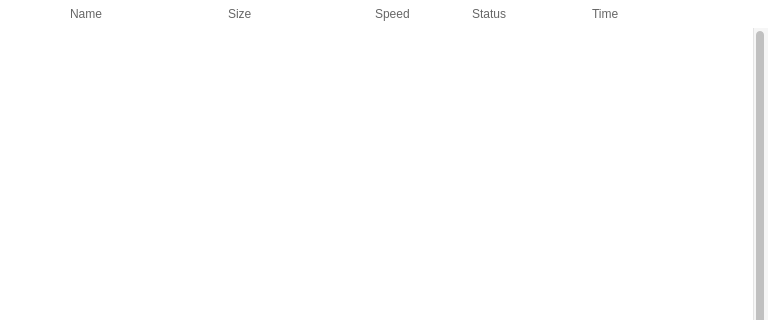
Before: the Qt Designer form src/MEGASync/gui/linux/TransfersWidget.ui in meganz/MEGAsync, drawn with Qt 5; both pictures show x 0 to 768 and y 0 to 320 of the 768 by 642 pixel window.
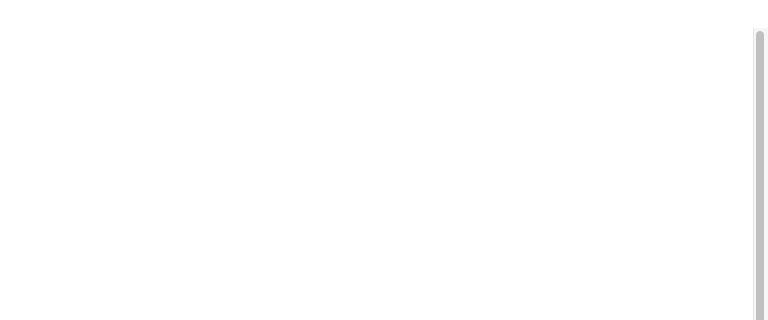
After: the same form once the commit is applied. Icons and pictures are not drawn. Custom widgets are drawn as their Qt base class.

Commit message: Added new sort columns in transfer manager for Linux and MacOs

The edit to the form file:
```diff
--- a/src/MEGASync/gui/linux/TransfersWidget.ui
+++ b/src/MEGASync/gui/linux/TransfersWidget.ui
@@ -43,18 +43,6 @@
     background-color: white;
 }
 
-#wTableHeader QToolButton
-{
-    width: 24px;
-    min-width: 24px;
-    max-width: 24px;
-    height: 24px;
-    min-height: 24px;
-    max-height: 24px;
-    qProperty-iconSize: 24px;
-    border: none;
-}
-
 #wPauseResumeVisible
 {
     width: 24px;
@@ -67,33 +55,22 @@
 
 #wTableHeader QPushButton
 {
-	color: #666666;
-	font-size: 12px;
+    color: #666666;
+    font-size: 12px;
     text-align: left;
-	border: none;
-	margin-right: 0;
+    border: none;
+    margin-right: 0;
     padding: 0;
 }
 
-#lHeaderStatus, #lHeaderTime
+TransferWidgetHeaderItem  QLabel
 {
-	color: #666666;
-	font-size: 12px;
-    text-align: left;
-	border: none;
-	margin-left: 0;
-    padding: 0;
-}
-
-
-#lHeaderSpeed
-{
-	color: #666666;
-	font-size: 12px;
-    text-align: left;
-	padding-left: 4px;
-	margin-left 0;
-	border: none;
+   color: #666666;
+   font-size: 12px;
+   text-align: left;
+   border: none;
+   margin-left: 0;
+   padding: 0;
 }</string>
   </property>
   <layout class="QGridLayout" name="TransfersWidgetLayout">
@@ -212,177 +189,203 @@
        </property>
        <item>
         <widget class="QWidget" name="wTableHeader" native="true">
-         <layout class="QHBoxLayout" name="wTableHeaderLayout">
+         <property name="minimumSize">
+          <size>
+           <width>0</width>
+           <height>28</height>
+          </size>
+         </property>
+         <property name="maximumSize">
+          <size>
+           <width>16777215</width>
+           <height>28</height>
+          </size>
+         </property>
+         <layout class="QHBoxLayout" name="wTableHeaderLayout" stretch="0,0,0,0,0,0,0,0,0">
           <property name="spacing">
            <number>0</number>
           </property>
           <property name="leftMargin">
-           <number>70</number>
+           <number>24</number>
           </property>
           <property name="topMargin">
            <number>0</number>
           </property>
           <property name="rightMargin">
-           <number>36</number>
+           <number>20</number>
           </property>
           <property name="bottomMargin">
            <number>0</number>
           </property>
           <item>
-           <widget class="QPushButton" name="pHeaderName">
+           <spacer name="horizontalSpacer">
+            <property name="orientation">
+             <enum>Qt::Horizontal</enum>
+            </property>
+            <property name="sizeType">
+             <enum>QSizePolicy::Fixed</enum>
+            </property>
+            <property name="sizeHint" stdset="0">
+             <size>
+              <width>48</width>
+              <height>0</height>
+             </size>
+            </property>
+           </spacer>
+          </item>
+          <item>
+           <spacer name="horizontalSpacer_2">
+            <property name="orientation">
+             <enum>Qt::Horizontal</enum>
+            </property>
+            <property name="sizeType">
+             <enum>QSizePolicy::Fixed</enum>
+            </property>
+            <property name="sizeHint" stdset="0">
+             <size>
+              <width>8</width>
+              <height>0</height>
+             </size>
+            </property>
+           </spacer>
+          </item>
+          <item>
+           <widget class="TransferWidgetHeaderItem" name="nameColumn" native="true">
             <property name="sizePolicy">
-             <sizepolicy hsizetype="Expanding" vsizetype="Fixed">
+             <sizepolicy hsizetype="Expanding" vsizetype="Preferred">
               <horstretch>0</horstretch>
               <verstretch>0</verstretch>
              </sizepolicy>
             </property>
             <property name="minimumSize">
              <size>
-              <width>160</width>
-              <height>28</height>
+              <width>105</width>
+              <height>0</height>
              </size>
             </property>
-            <property name="maximumSize">
-             <size>
-              <width>16777215</width>
-              <height>28</height>
-             </size>
-            </property>
-            <property name="cursor">
-             <cursorShape>PointingHandCursor</cursorShape>
-            </property>
-            <property name="layoutDirection">
-             <enum>Qt::RightToLeft</enum>
-            </property>
-            <property name="text">
+            <property name="title" stdset="0">
              <string>Name</string>
             </property>
-            <property name="flat">
-             <bool>true</bool>
+            <property name="sortCriterion" stdset="0">
+             <number>0</number>
             </property>
            </widget>
           </item>
-          <item>
-           <widget class="QPushButton" name="pHeaderSize">
+          <item alignment="Qt::AlignLeft">
+           <widget class="TransferWidgetHeaderItem" name="sizeColumn" native="true">
             <property name="sizePolicy">
-             <sizepolicy hsizetype="Fixed" vsizetype="Fixed">
+             <sizepolicy hsizetype="Fixed" vsizetype="Preferred">
               <horstretch>0</horstretch>
               <verstretch>0</verstretch>
              </sizepolicy>
             </property>
             <property name="minimumSize">
              <size>
-              <width>140</width>
-              <height>28</height>
+              <width>110</width>
+              <height>0</height>
              </size>
             </property>
             <property name="maximumSize">
              <size>
-              <width>140</width>
-              <height>28</height>
+              <width>110</width>
+              <height>16777215</height>
              </size>
             </property>
-            <property name="cursor">
-             <cursorShape>PointingHandCursor</cursorShape>
-            </property>
-            <property name="layoutDirection">
-             <enum>Qt::RightToLeft</enum>
-            </property>
-            <property name="text">
+            <property name="title" stdset="0">
              <string>Size</string>
             </property>
-            <property name="flat">
-             <bool>true</bool>
+            <property name="sortCriterion" stdset="0">
+             <number>1</number>
             </property>
            </widget>
           </item>
-          <item>
-           <widget class="QLabel" name="lHeaderSpeed">
+          <item alignment="Qt::AlignLeft">
+           <widget class="TransferWidgetHeaderItem" name="speedColumn" native="true">
             <property name="sizePolicy">
-             <sizepolicy hsizetype="Fixed" vsizetype="Fixed">
+             <sizepolicy hsizetype="Fixed" vsizetype="Preferred">
               <horstretch>0</horstretch>
               <verstretch>0</verstretch>
              </sizepolicy>
             </property>
             <property name="minimumSize">
              <size>
-              <width>104</width>
-              <height>28</height>
+              <width>100</width>
+              <height>0</height>
              </size>
             </property>
             <property name="maximumSize">
              <size>
-              <width>104</width>
-              <height>28</height>
+              <width>100</width>
+              <height>16777215</height>
              </size>
             </property>
-            <property name="text">
+            <property name="title" stdset="0">
              <string>Speed</string>
             </property>
-            <property name="alignment">
-             <set>Qt::AlignLeading|Qt::AlignLeft|Qt::AlignVCenter</set>
+            <property name="sortCriterion" stdset="0">
+             <number>2</number>
             </property>
            </widget>
           </item>
-          <item>
-           <widget class="QLabel" name="lHeaderStatus">
+          <item alignment="Qt::AlignLeft">
+           <widget class="TransferWidgetHeaderItem" name="statusColumn" native="true">
             <property name="sizePolicy">
-             <sizepolicy hsizetype="Fixed" vsizetype="Fixed">
+             <sizepolicy hsizetype="Fixed" vsizetype="Preferred">
               <horstretch>0</horstretch>
               <verstretch>0</verstretch>
              </sizepolicy>
             </property>
             <property name="minimumSize">
              <size>
-              <width>120</width>
-              <height>28</height>
+              <width>110</width>
+              <height>0</height>
              </size>
             </property>
             <property name="maximumSize">
              <size>
-              <width>120</width>
-              <height>28</height>
+              <width>110</width>
+              <height>16777215</height>
              </size>
             </property>
-            <property name="text">
+            <property name="title" stdset="0">
              <string>Status</string>
             </property>
-            <property name="alignment">
-             <set>Qt::AlignLeading|Qt::AlignLeft|Qt::AlignVCenter</set>
+            <property name="sortCriterion" stdset="0">
+             <number>3</number>
             </property>
            </widget>
           </item>
-          <item>
-           <widget class="QLabel" name="lHeaderTime">
+          <item alignment="Qt::AlignLeft">
+           <widget class="TransferWidgetHeaderItem" name="timeColumn" native="true">
             <property name="sizePolicy">
-             <sizepolicy hsizetype="Fixed" vsizetype="Fixed">
+             <sizepolicy hsizetype="Fixed" vsizetype="Preferred">
               <horstretch>0</horstretch>
               <verstretch>0</verstretch>
              </sizepolicy>
             </property>
             <property name="minimumSize">
              <size>
-              <width>92</width>
-              <height>28</height>
+              <width>120</width>
+              <height>0</height>
              </size>
             </property>
             <property name="maximumSize">
              <size>
-              <width>92</width>
-              <height>28</height>
+              <width>120</width>
+              <height>16777215</height>
              </size>
             </property>
-            <property name="text">
-             <string>Time</string>
+            <property name="title" stdset="0">
+             <string>Time Left</string>
             </property>
-            <property name="alignment">
-             <set>Qt::AlignLeading|Qt::AlignLeft|Qt::AlignVCenter</set>
+            <property name="sortCriterion" stdset="0">
+             <number>4</number>
             </property>
            </widget>
           </item>
           <item>
            <widget class="QWidget" name="wPauseResumeVisible" native="true">
-            <widget class="QToolButton" name="tPauseResumeVisible">
+            <widget class="QPushButton" name="tPauseResumeVisible">
              <property name="geometry">
               <rect>
                <x>0</x>
@@ -391,6 +394,24 @@
                <height>24</height>
               </rect>
              </property>
+             <property name="sizePolicy">
+              <sizepolicy hsizetype="Fixed" vsizetype="Fixed">
+               <horstretch>0</horstretch>
+               <verstretch>0</verstretch>
+              </sizepolicy>
+             </property>
+             <property name="minimumSize">
+              <size>
+               <width>24</width>
+               <height>24</height>
+              </size>
+             </property>
+             <property name="maximumSize">
+              <size>
+               <width>24</width>
+               <height>24</height>
+              </size>
+             </property>
              <property name="cursor">
               <cursorShape>PointingHandCursor</cursorShape>
              </property>
@@ -402,14 +423,38 @@
                <normaloff>:/images/lists_pause_all_ico.png</normaloff>
                <normalon>:/images/lists_resume_all_ico.png</normalon>:/images/lists_pause_all_ico.png</iconset>
              </property>
+             <property name="iconSize">
+              <size>
+               <width>24</width>
+               <height>24</height>
+              </size>
+             </property>
              <property name="checkable">
               <bool>true</bool>
              </property>
             </widget>
            </widget>
           </item>
-          <item>
-           <widget class="QToolButton" name="tCancelClearVisible">
+          <item alignment="Qt::AlignLeft">
+           <widget class="QPushButton" name="tCancelClearVisible">
+            <property name="sizePolicy">
+             <sizepolicy hsizetype="Fixed" vsizetype="Fixed">
+              <horstretch>0</horstretch>
+              <verstretch>0</verstretch>
+             </sizepolicy>
+            </property>
+            <property name="minimumSize">
+             <size>
+              <width>24</width>
+              <height>24</height>
+             </size>
+            </property>
+            <property name="maximumSize">
+             <size>
+              <width>24</width>
+              <height>24</height>
+             </size>
+            </property>
             <property name="cursor">
              <cursorShape>PointingHandCursor</cursorShape>
             </property>
@@ -420,6 +465,15 @@
              <iconset resource="../Resources_linux.qrc">
               <normaloff>:/images/lists_cancel_all_ico.png</normaloff>:/images/lists_cancel_all_ico.png</iconset>
             </property>
+            <property name="iconSize">
+             <size>
+              <width>24</width>
+              <height>24</height>
+             </size>
+            </property>
+            <property name="checkable">
+             <bool>false</bool>
+            </property>
            </widget>
           </item>
          </layout>
@@ -592,6 +646,12 @@
    <header>TransfersStateInfoWidget.h</header>
    <container>1</container>
   </customwidget>
+  <customwidget>
+   <class>TransferWidgetHeaderItem</class>
+   <extends>QWidget</extends>
+   <header>TransferWidgetHeaderItem.h</header>
+   <container>1</container>
+  </customwidget>
  </customwidgets>
  <resources>
   <include location="../Resources_linux.qrc"/>
```
The commit also changes 12 other files.
